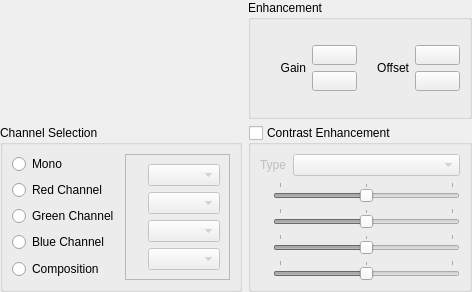
Before: the Qt Designer form src/terralib/qt/widgets/se/ui/RasterVisualWidgetForm.ui in claudiobogossian/terralib5, drawn with Qt 5.
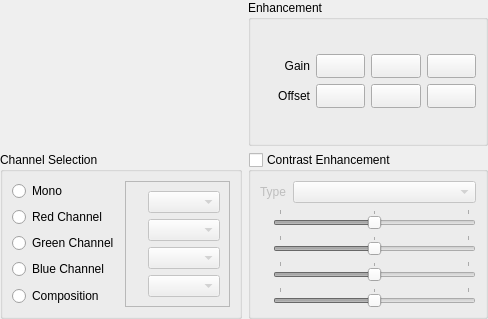
After: the same form once the commit is applied. Icons and pictures are not drawn.

Commit message: added raster transforms and added new svg icons for raster interfaces.

What changed in the file:
```diff
--- a/src/terralib/qt/widgets/se/ui/RasterVisualWidgetForm.ui
+++ b/src/terralib/qt/widgets/se/ui/RasterVisualWidgetForm.ui
@@ -6,8 +6,8 @@
    <rect>
     <x>0</x>
     <y>0</y>
-    <width>472</width>
-    <height>292</height>
+    <width>488</width>
+    <height>319</height>
    </rect>
   </property>
   <property name="windowTitle">
@@ -37,35 +37,33 @@
        <property name="flat">
         <bool>true</bool>
        </property>
-       <layout class="QGridLayout" name="gridLayout_12">
-        <item row="0" column="0">
-         <layout class="QGridLayout" name="gridLayout_11">
-          <item row="0" column="0">
            <layout class="QGridLayout" name="gridLayout_8">
             <item row="0" column="0">
-             <widget class="QLabel" name="label_17">
-              <property name="minimumSize">
-               <size>
-                <width>40</width>
-                <height>0</height>
-               </size>
-              </property>
-              <property name="text">
-               <string>Gain</string>
-              </property>
-              <property name="alignment">
-               <set>Qt::AlignRight|Qt::AlignTrailing|Qt::AlignVCenter</set>
-              </property>
-             </widget>
-            </item>
-            <item row="0" column="1">
              <layout class="QGridLayout" name="gridLayout_7">
               <item row="0" column="0">
+           <layout class="QGridLayout" name="gridLayout_5">
+            <item row="0" column="0">
+             <widget class="QLabel" name="m_gainLabel">
+              <property name="minimumSize">
+               <size>
+                <width>40</width>
+                <height>0</height>
+               </size>
+              </property>
+              <property name="text">
+               <string>Gain</string>
+              </property>
+              <property name="alignment">
+               <set>Qt::AlignRight|Qt::AlignTrailing|Qt::AlignVCenter</set>
+              </property>
+             </widget>
+            </item>
+            <item row="0" column="1">
                <widget class="QPushButton" name="m_gainPlusPushButton">
                 <property name="maximumSize">
                  <size>
                   <width>16777215</width>
-                  <height>20</height>
+                <height>24</height>
                  </size>
                 </property>
                 <property name="text">
@@ -80,12 +78,12 @@
                 </property>
                </widget>
               </item>
-              <item row="1" column="0">
+            <item row="0" column="2">
                <widget class="QPushButton" name="m_gainMinusPushButton">
                 <property name="maximumSize">
                  <size>
                   <width>16777215</width>
-                  <height>20</height>
+                <height>24</height>
                  </size>
                 </property>
                 <property name="text">
@@ -100,12 +98,26 @@
                 </property>
                </widget>
               </item>
-             </layout>
+            <item row="0" column="3">
+             <widget class="QPushButton" name="m_gainResetPushButton">
+              <property name="maximumSize">
+               <size>
+                <width>16777215</width>
+                <height>24</height>
+               </size>
+              </property>
+              <property name="text">
+               <string/>
+              </property>
+              <property name="flat">
+               <bool>false</bool>
+              </property>
+             </widget>
             </item>
            </layout>
           </item>
-          <item row="0" column="1">
-           <layout class="QGridLayout" name="gridLayout_10">
+          <item row="1" column="0">
+           <layout class="QGridLayout" name="gridLayout_6">
             <item row="0" column="0">
              <widget class="QLabel" name="label_18">
               <property name="minimumSize">
@@ -123,13 +135,11 @@
              </widget>
             </item>
             <item row="0" column="1">
-             <layout class="QGridLayout" name="gridLayout_9">
-              <item row="0" column="0">
                <widget class="QPushButton" name="m_offsetPlusPushButton">
                 <property name="maximumSize">
                  <size>
                   <width>16777215</width>
-                  <height>20</height>
+                <height>24</height>
                  </size>
                 </property>
                 <property name="text">
@@ -144,12 +154,12 @@
                 </property>
                </widget>
               </item>
-              <item row="1" column="0">
+            <item row="0" column="2">
                <widget class="QPushButton" name="m_offsetMinusPushButton">
                 <property name="maximumSize">
                  <size>
                   <width>16777215</width>
-                  <height>20</height>
+                <height>24</height>
                  </size>
                 </property>
                 <property name="text">
@@ -164,7 +174,18 @@
                 </property>
                </widget>
               </item>
-             </layout>
+            <item row="0" column="3">
+             <widget class="QPushButton" name="m_offsetResetPushButton">
+              <property name="maximumSize">
+               <size>
+                <width>16777215</width>
+                <height>24</height>
+               </size>
+              </property>
+              <property name="text">
+               <string/>
+              </property>
+             </widget>
             </item>
            </layout>
           </item>
```
Left out of the diff: 26 changed lines with no effect on the pictures. Lines whose indentation alone changed are shown as unchanged. The commit also changes 25 other files.
